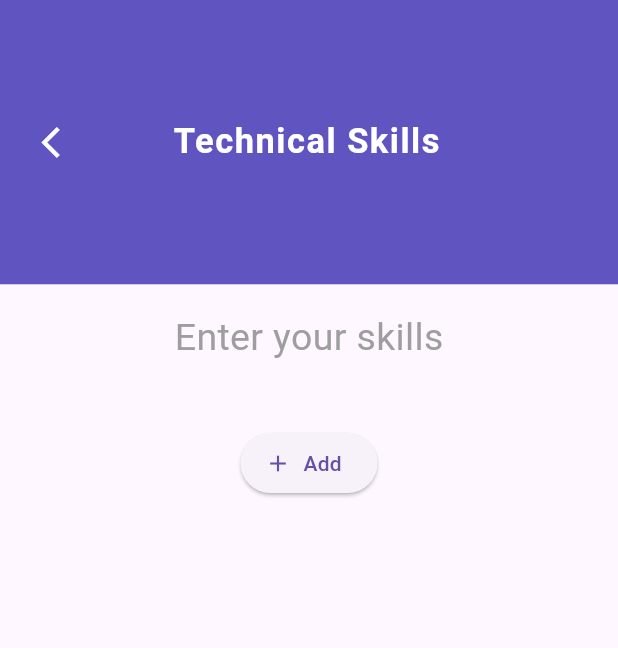
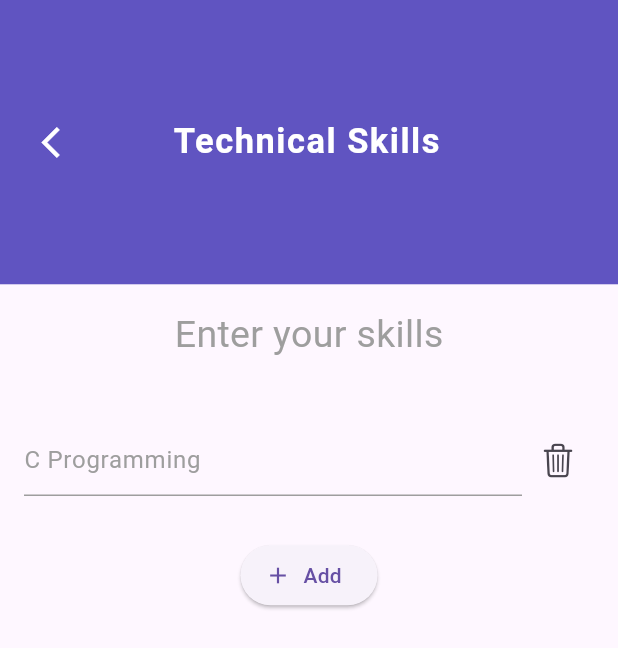
Before and after one commit to SJaynesh/Resume-Builder-App, a Flutter app: the TechnicalSkillPage screen opened by its route, after a tap on "Add", on a phone screen of 412 x 824 dp. Shown: the top 648 px of the screen. Run offline on Flutter 3.47's test engine with Material 3 defaults, Android fonts, the phone set to English and light mode, and no system bars; our stand-ins replace image_picker.

Commit message:
Technical Skill Page

```diff
--- a/lib/utils/contact_page/contact_page_values.dart
+++ b/lib/utils/contact_page/contact_page_values.dart
@@ -1,4 +1,6 @@
 import 'dart:io';
+
+import 'package:flutter/material.dart';
 
 class ContactPageVal {
   static String name = "Raj Kumar";
@@ -10,4 +12,6 @@ class ContactPageVal {
   static bool english = false;
   static bool declaration = false;
   static List<String> technicalSkill = [];
+  static List<TextEditingController> technicalController = [];
+  // static List<String> skill = ["C Programming", "C++" ,];
 }
--- a/lib/view/screens/technical_skill_page.dart
+++ b/lib/view/screens/technical_skill_page.dart
@@ -1,6 +1,10 @@
+import 'dart:developer';
+
 import 'package:flutter/cupertino.dart';
 import 'package:flutter/material.dart';
+import 'package:flutter/widgets.dart';
 import 'package:resume_builder_app/utils/contact_page/contact_page_values.dart';
+import 'package:resume_builder_app/view/screens/contact_info.dart';
 
 class TechnicalSkillPage extends StatefulWidget {
   const TechnicalSkillPage({super.key});
@@ -53,8 +57,10 @@ class _TechnicalSkillPageState extends State<TechnicalSkillPage> {
               ],
             ),
           ),
-          Padding(
-            padding: const EdgeInsets.all(18),
+          Expanded(
+            child: Padding(
+              padding: const EdgeInsets.all(16),
+              child: SingleChildScrollView(
                 child: Column(
                   crossAxisAlignment: CrossAxisAlignment.start,
                   children: [
@@ -71,19 +77,77 @@ class _TechnicalSkillPageState extends State<TechnicalSkillPage> {
                       height: h * 0.05,
                     ),
                     ...List.generate(
-                    ContactPageVal.technicalSkill.length, (index) => null),
+                      ContactPageVal.technicalSkill.length,
+                      (index) => Field(index: index),
+                    ),
+                    SizedBox(
+                      height: h * 0.035,
+                    ),
                     Align(
                       child: ElevatedButton.icon(
-                    onPressed: () {},
-                    icon: Icon(Icons.add),
-                    label: Text("Add"),
+                        onPressed: () {
+                          setState(() {
+                            ContactPageVal.technicalSkill.add("");
+                            ContactPageVal.technicalController
+                                .add(TextEditingController());
+                          });
+                        },
+                        icon: const Icon(Icons.add),
+                        label: const Text("Add"),
                       ),
                     ),
+                    ...ContactPageVal.technicalSkill
+                        .map((e) => Text(
+                              e,
+                              style: TextStyle(
+                                fontSize: textScaler.scale(20),
+                              ),
+                            ))
+                        .toList(),
                   ],
+                ),
+              ),
             ),
           )
         ],
       ),
     );
   }
+
+  Widget Field({required int index}) {
+    return Row(
+      children: [
+        Expanded(
+          child: TextField(
+            controller: ContactPageVal.technicalController[index],
+            onChanged: (val) {
+              ContactPageVal.technicalSkill[index] = val;
+              setState(() {});
+            },
+            decoration: const InputDecoration(
+              hintText: "C Programming",
+              hintStyle: TextStyle(
+                color: Colors.grey,
+              ),
+              enabledBorder: UnderlineInputBorder(
+                borderSide: BorderSide(
+                  color: Colors.grey,
+                  // width: 3,
+                ),
+              ),
+            ),
+          ),
+        ),
+        IconButton(
+          onPressed: () {
+            log("INDEX : $index");
+            ContactPageVal.technicalSkill.removeAt(index);
+            ContactPageVal.technicalController.removeAt(index);
+            setState(() {});
+          },
+          icon: const Icon(CupertinoIcons.delete),
+        ),
+      ],
+    );
   }
+}
```
Lines whose indentation alone changed are shown as unchanged.
